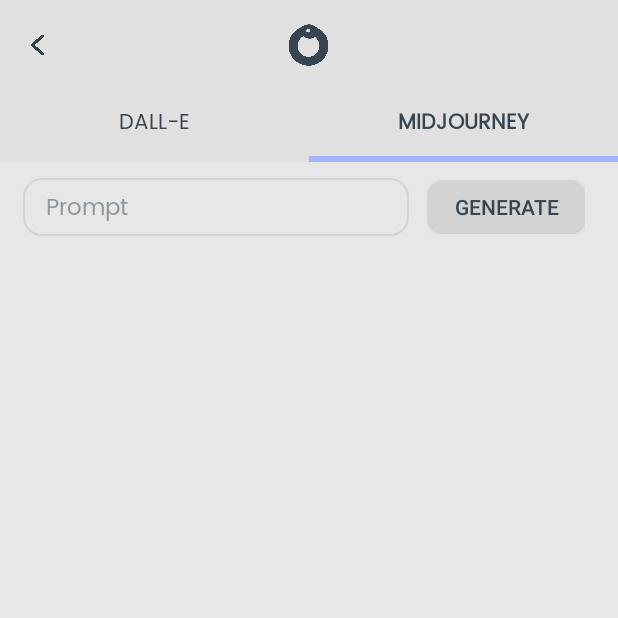
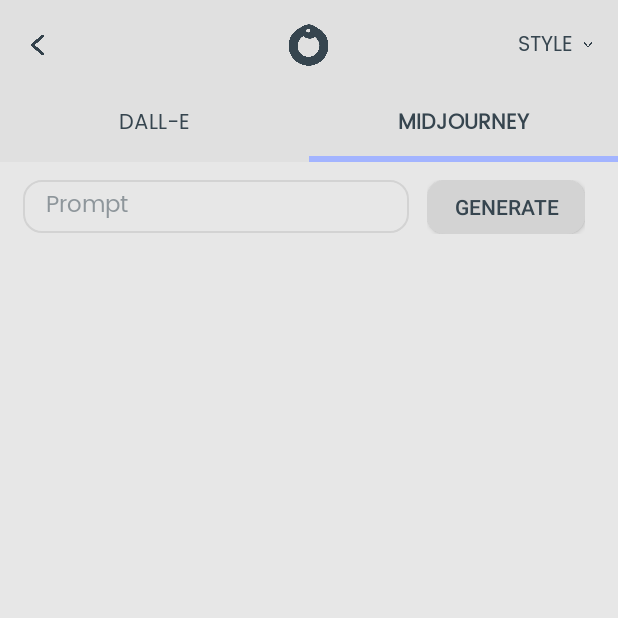
Before and after one commit to omk88/ouroborosAI, an Android app: the ImageActivity screen opened directly, with no data from a screen before it, after a tap on "MIDJOURNEY", on a phone screen of 412 x 824 dp, the top half of it. Run offline under Robolectric (Android 15) with nearby library versions, the phone set to English and light mode, and no system bars; our stand-ins replace Firebase (no records; nobody signed in at launch, a user with empty details on screens opened directly); libraries missing offline, so code that uses them is left out: com.android.billingclient; pictures from the network do not load.

Commit message:
Added Different Styles

```diff
--- a/AIMobileApp/app/src/main/res/layout/activity_generate_image.xml
+++ b/AIMobileApp/app/src/main/res/layout/activity_generate_image.xml
@@ -65,6 +65,40 @@
 
             </LinearLayout>
 
+            <LinearLayout
+                android:layout_marginEnd="10dp"
+                android:layout_alignParentEnd="true"
+                android:visibility="visible"
+                android:layout_weight="1"
+                android:gravity="center"
+                android:id="@+id/styleLayout"
+                android:layout_width="wrap_content"
+                android:layout_height="match_parent">
+
+                <TextView
+                    android:fontFamily="@font/poppins_regular"
+                    android:id="@+id/changeGptText"
+                    android:layout_width="wrap_content"
+                    android:layout_height="wrap_content"
+                    android:layout_centerVertical="true"
+                    android:layout_alignParentEnd="true"
+                    android:text="STYLE"
+                    android:textColor="#36454F"
+                    android:textSize="14dp" />
+
+                <ImageView
+                    android:id="@+id/changeGPT"
+                    android:layout_width="20dp"
+                    android:layout_height="match_parent"
+                    android:clickable="false"
+                    android:padding="5dp"
+                    android:rotation="90"
+                    android:src="@drawable/arrow" />
+
+            </LinearLayout>
+
+
+
         </RelativeLayout>
 
         <LinearLayout
@@ -130,6 +164,8 @@
             android:layout_width="match_parent"
             android:layout_height="60dp">
 
+
+
             <EditText
                 android:layout_weight="2"
                 android:layout_marginLeft="5dp"
@@ -139,7 +175,7 @@
                 android:gravity="center_vertical"
                 android:id="@+id/prompt"
                 android:layout_width="0dp"
-                android:layout_height="wrap_content"
+                android:layout_height="35dp"
                 android:background="@drawable/edit_text_background"
                 android:ems="5"
                 android:fontFamily="@font/poppins_regular"
@@ -174,6 +210,7 @@
 
 
             </LinearLayout>
+
         </LinearLayout>
 
         <LinearLayout
```
Also changed, not shown: AIMobileApp/app/src/main/java/com/ouroboros/aimobileapp/ImageActivity.kt (+102 -12 lines).
